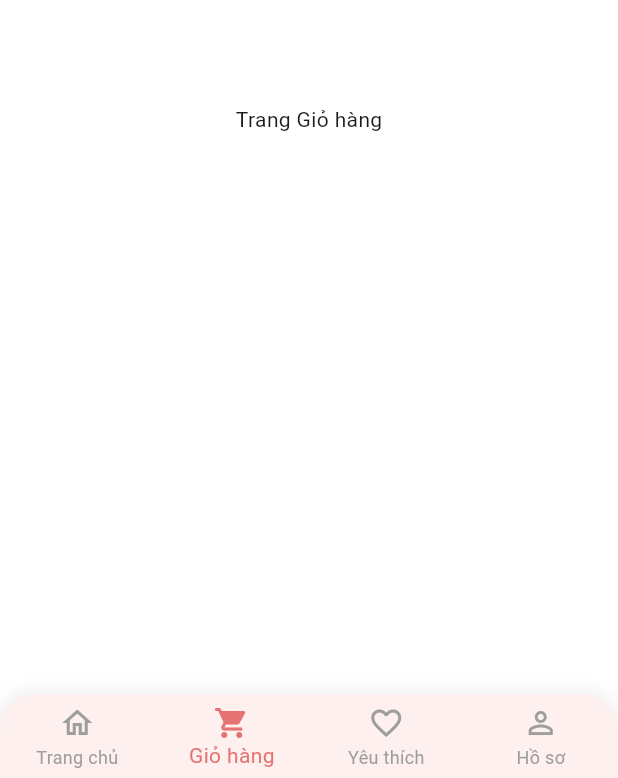
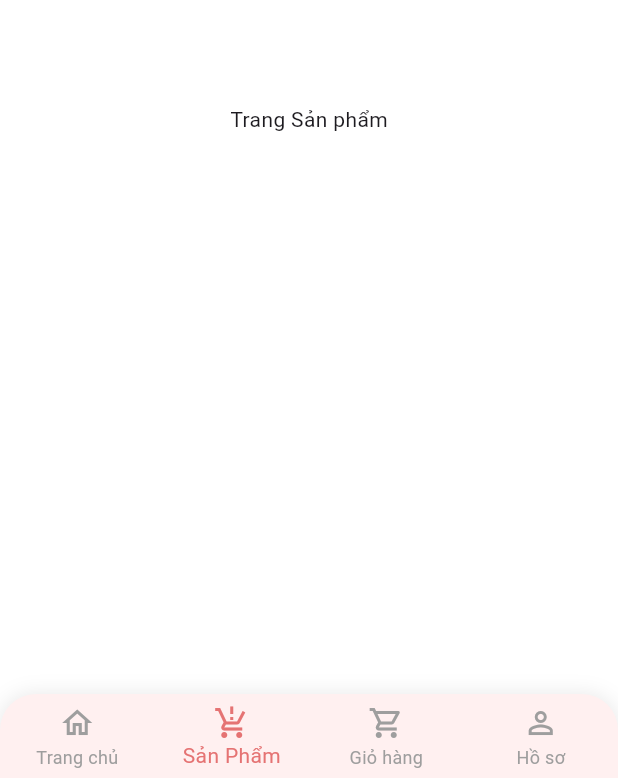
Before and after one commit to HoangMinh0106/doan_ltmobi, a Flutter app: the HomeScreen screen opened directly with empty values, item 2 of the bottom bar chosen, on a phone screen of 412 x 824 dp. Shown: the part 455-1233 px from the top of the screen. Run offline on Flutter 3.47's test engine with Material 3 defaults, Android fonts, the light colour scheme and no system bars; our stand-ins replace elegant_notification, image_picker, pinput, random_string, smooth_page_indicator; missing offline and left inert: mailer, mongo_dart.

Commit message:
update-home

```diff
--- a/lib/page/home_screen.dart
+++ b/lib/page/home_screen.dart
@@ -45,10 +45,10 @@ class _HomeScreenState extends State<HomeScreen> {
         userName: userName,
         profileImageBase64: _currentUserDocument["profile_image_base64"],
       ),
-      // Tab 1: Giỏ hàng (Placeholder)
+      // Tab 1: Sản phẩm (Placeholder)
+      const Center(child: Text('Trang Sản phẩm')),
+      // Tab 2: Giỏ hàng (Placeholder)
       const Center(child: Text('Trang Giỏ hàng')),
-      // Tab 2: Yêu thích (Placeholder)
-      const Center(child: Text('Trang Yêu thích')),
       // Tab 3: Hồ sơ
       ProfileScreen(
         userDocument: _currentUserDocument,
@@ -81,8 +81,8 @@ class _HomeScreenState extends State<HomeScreen> {
           child: BottomNavigationBar(
             items: const <BottomNavigationBarItem>[
               BottomNavigationBarItem(icon: Icon(Icons.home_outlined), activeIcon: Icon(Icons.home), label: 'Trang chủ'),
+               BottomNavigationBarItem(icon: Icon(Icons.production_quantity_limits), activeIcon: Icon(Icons.production_quantity_limits), label: 'Sản Phẩm'),
               BottomNavigationBarItem(icon: Icon(Icons.shopping_cart_outlined), activeIcon: Icon(Icons.shopping_cart), label: 'Giỏ hàng'),
-              BottomNavigationBarItem(icon: Icon(Icons.favorite_border), activeIcon: Icon(Icons.favorite), label: 'Yêu thích'),
               BottomNavigationBarItem(icon: Icon(Icons.person_outline), activeIcon: Icon(Icons.person), label: 'Hồ sơ'),
             ],
             currentIndex: _selectedIndex,
```
